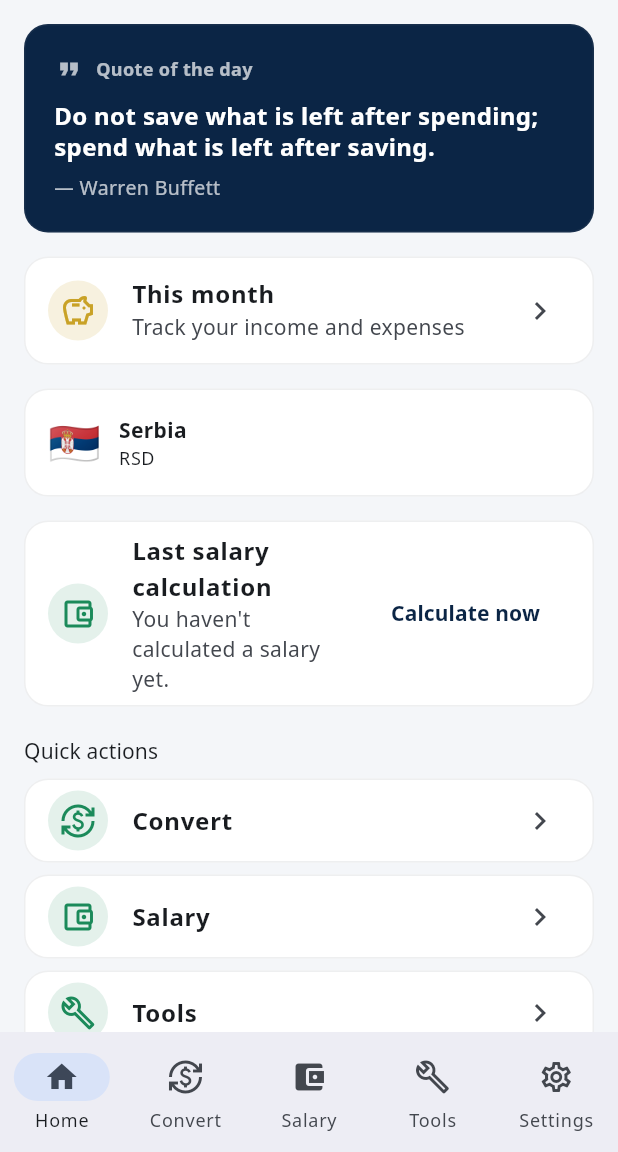
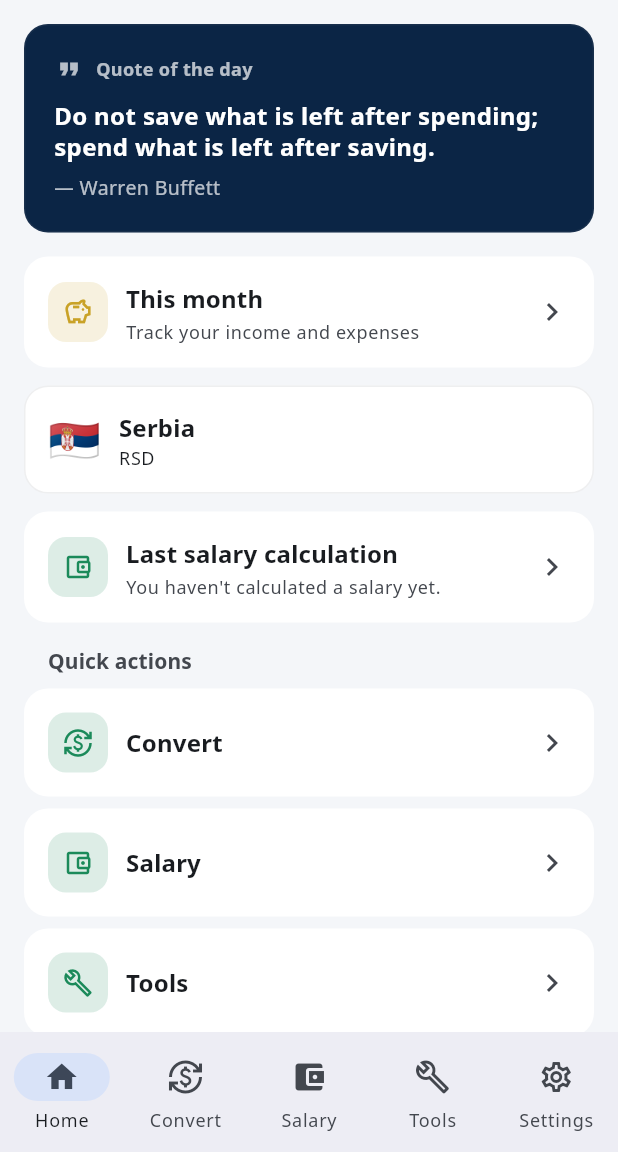
Before and after one commit to goranbalsic/salary-currency-pro, a Flutter app: the screen it shows after launch, after a tap on "Skip", on a phone screen of 412 x 824 dp, the part 84-1236 px from its top. Run offline on Flutter 3.47's test engine with Material 3 defaults, Android fonts, the phone set to English and light mode, and no system bars; our stand-ins replace fl_chart, flutter_local_notifications, in_app_purchase, pdf, printing, shared_preferences and 1 more; missing offline and left inert: home_widget, in_app_purchase_platform_interface, mobile_scanner, workmanager; network calls fail; statements that could not run were skipped.

Commit message:
Checkpoint 3 group 1: redesign onboarding + dashboard/nav shell
Home screen: replaces the ad hoc Card+ListTile rows (last salary,
expense-tracker empty state, quick actions, recently used) with the
shared AppListRow widget from Checkpoint 2, so every navigable row uses
the same icon-container/title/subtitle/chevron layout instead of each
tile hand-building its own CircleAvatar+ListTile. Section labels now use
AppSectionHeader. Icon colors switch from hardcoded AppColors constants
to theme roles (colorScheme.tertiary/secondary/primary) so they adapt
correctly in dark mode. Removes now-dead _ShortcutTile/_RecentEntryTile
classes.

Onboarding: fixes the same class of hardcoded-color bug the theme
checkpoint fixed for buttons — the privacy page's lock icon was pinned
to light-mode moneyGreen in both themes; now uses colorScheme.tertiary.
Goal-card corner radius pulled from the new AppRadius token.

Root shell (nav bar/app bar) was already fully theme-driven — no
changes needed there.

flutter test -j 1: 525/525 passing. flutter analyze: clean (same 3
pre-existing notices). No strings changed, l10n parity unaffected.

Co-Authored-By: Claude Sonnet 5 <noreply@anthropic.com>

```diff
--- a/lib/screens/home/home_screen.dart
+++ b/lib/screens/home/home_screen.dart
@@ -13,6 +13,8 @@ import '../../services/expense_service.dart';
 import '../../services/history_service.dart';
 import '../../services/quote_service.dart';
 import '../../theme/app_theme.dart';
+import '../../widgets/app_list_row.dart';
+import '../../widgets/app_section_header.dart';
 import '../expenses/expense_tracker_screen.dart';
 
 /// Which bottom-nav tab a tap on a history entry should open. Toolkit
@@ -111,12 +113,12 @@ class _HomeScreenState extends State<HomeScreen> {
     final localeCode = Localizations.localeOf(context).languageCode;
 
     return SingleChildScrollView(
-      padding: const EdgeInsets.all(16),
+      padding: const EdgeInsets.all(AppSpacing.lg),
       child: Column(
         crossAxisAlignment: CrossAxisAlignment.stretch,
         children: [
           if (_loaded && _quote != null) _QuoteCard(quote: _quote!, l10n: l10n, localeCode: localeCode),
-          if (_loaded && _quote != null) const SizedBox(height: 16),
+          if (_loaded && _quote != null) const SizedBox(height: AppSpacing.lg),
           if (_loaded) ...[
             _ExpenseOverviewCard(
               summaries: _monthSummaries,
@@ -125,44 +127,48 @@ class _HomeScreenState extends State<HomeScreen> {
                 appPageRoute((_) => const ExpenseTrackerScreen()),
               ),
             ),
-            const SizedBox(height: 16),
+            const SizedBox(height: AppSpacing.md),
           ],
           _CountryCard(country: _country, l10n: l10n),
           if (_loaded) ...[
-            const SizedBox(height: 16),
+            const SizedBox(height: AppSpacing.md),
             _LastSalaryCard(
               entry: _lastSalary,
               l10n: l10n,
               onTap: () => widget.onNavigate(2),
             ),
           ],
-          const SizedBox(height: 20),
-          Text(l10n.homeQuickActions, style: Theme.of(context).textTheme.titleSmall),
-          const SizedBox(height: 8),
-          _ShortcutTile(
+          AppSectionHeader(l10n.homeQuickActions),
+          AppListRow(
             icon: Icons.currency_exchange,
-            label: l10n.navConvert,
+            title: l10n.navConvert,
             onTap: () => widget.onNavigate(1),
           ),
-          _ShortcutTile(
+          const SizedBox(height: AppSpacing.sm),
+          AppListRow(
             icon: Icons.account_balance_wallet_outlined,
-            label: l10n.navSalary,
+            title: l10n.navSalary,
             onTap: () => widget.onNavigate(2),
           ),
-          _ShortcutTile(
+          const SizedBox(height: AppSpacing.sm),
+          AppListRow(
             icon: Icons.build_outlined,
-            label: l10n.navTools,
+            title: l10n.navTools,
             onTap: () => widget.onNavigate(3),
           ),
           if (_recent.isNotEmpty) ...[
-            const SizedBox(height: 20),
-            Text(l10n.homeRecentlyUsed, style: Theme.of(context).textTheme.titleSmall),
-            const SizedBox(height: 8),
-            for (final entry in _recent)
-              _RecentEntryTile(
-                entry: entry,
+            AppSectionHeader(l10n.homeRecentlyUsed),
+            for (final entry in _recent) ...[
+              AppListRow(
+                icon: Icons.history,
+                iconColor: Theme.of(context).colorScheme.primary,
+                title: entry.title,
+                subtitle:
+                    '${entry.summary} · ${DateFormat.MMMd().add_Hm().format(entry.timestamp)}',
                 onTap: () => widget.onNavigate(_tabIndexForTool(entry.toolId)),
               ),
+              const SizedBox(height: AppSpacing.sm),
+            ],
           ],
         ],
       ),
@@ -179,59 +185,14 @@ class _LastSalaryCard extends StatelessWidget {
   @override
   Widget build(BuildContext context) {
     final e = entry;
-    if (e == null) {
-      return Card(
-        child: ListTile(
-          leading: CircleAvatar(
-            backgroundColor: AppColors.moneyGreen.withValues(alpha: 0.12),
-            child: const Icon(Icons.account_balance_wallet_outlined, color: AppColors.moneyGreen),
-          ),
-          title: Text(l10n.homeLastSalaryTitle, style: const TextStyle(fontWeight: FontWeight.w600)),
-          subtitle: Text(l10n.homeLastSalaryEmpty),
-          trailing: TextButton(
-            onPressed: onTap,
-            child: Text(l10n.homeLastSalaryCta),
-          ),
-          onTap: onTap,
-        ),
-      );
-    }
-    final timeFmt = DateFormat.MMMd().add_Hm();
-    return Card(
-      child: ListTile(
-        leading: CircleAvatar(
-          backgroundColor: AppColors.moneyGreen.withValues(alpha: 0.12),
-          child: const Icon(Icons.account_balance_wallet_outlined, color: AppColors.moneyGreen),
-        ),
-        title: Text(l10n.homeLastSalaryTitle, style: const TextStyle(fontWeight: FontWeight.w600)),
-        subtitle: Text('${e.summary} · ${timeFmt.format(e.timestamp)}'),
-        trailing: const Icon(Icons.chevron_right),
-        onTap: onTap,
-      ),
-    );
-  }
-}
-
-class _RecentEntryTile extends StatelessWidget {
-  final HistoryEntry entry;
-  final VoidCallback onTap;
-  const _RecentEntryTile({required this.entry, required this.onTap});
-
-  @override
-  Widget build(BuildContext context) {
-    final timeFmt = DateFormat.MMMd().add_Hm();
-    return Card(
-      margin: const EdgeInsets.only(bottom: 8),
-      child: ListTile(
-        leading: CircleAvatar(
-          backgroundColor: AppColors.navy.withValues(alpha: 0.12),
-          child: const Icon(Icons.history, color: AppColors.navy),
-        ),
-        title: Text(entry.title, style: const TextStyle(fontWeight: FontWeight.w600)),
-        subtitle: Text('${entry.summary} · ${timeFmt.format(entry.timestamp)}'),
-        trailing: const Icon(Icons.chevron_right),
-        onTap: onTap,
-      ),
+    return AppListRow(
+      icon: Icons.account_balance_wallet_outlined,
+      iconColor: Theme.of(context).colorScheme.tertiary,
+      title: l10n.homeLastSalaryTitle,
+      subtitle: e == null
+          ? l10n.homeLastSalaryEmpty
+          : '${e.summary} · ${DateFormat.MMMd().add_Hm().format(e.timestamp)}',
+      onTap: onTap,
     );
   }
 }
@@ -287,30 +248,27 @@ class _ExpenseOverviewCard extends StatelessWidget {
   @override
   Widget build(BuildContext context) {
     if (summaries.isEmpty) {
-      return Card(
-        child: ListTile(
-          leading: CircleAvatar(
-            backgroundColor: AppColors.gold.withValues(alpha: 0.15),
-            child: const Icon(Icons.savings_outlined, color: AppColors.gold),
-          ),
-          title: Text(l10n.homeExpenseTrackerTitle, style: const TextStyle(fontWeight: FontWeight.w600)),
-          subtitle: Text(l10n.homeExpenseTrackerCtaEmpty),
-          trailing: const Icon(Icons.chevron_right),
-          onTap: onTap,
-        ),
+      return AppListRow(
+        icon: Icons.savings_outlined,
+        iconColor: Theme.of(context).colorScheme.secondary,
+        title: l10n.homeExpenseTrackerTitle,
+        subtitle: l10n.homeExpenseTrackerCtaEmpty,
+        onTap: onTap,
       );
     }
 
     final s = summaries.first;
     final fmt = NumberFormat.currency(symbol: '${s.currencyCode} ', decimalDigits: 0);
-    final balanceColor = s.balance >= 0 ? AppColors.moneyGreen : AppColors.alertRed;
+    final balanceColor = s.balance >= 0
+        ? Theme.of(context).colorScheme.tertiary
+        : Theme.of(context).colorScheme.error;
 
     return Card(
       child: InkWell(
-        borderRadius: BorderRadius.circular(16),
+        borderRadius: BorderRadius.circular(AppRadius.lg),
         onTap: onTap,
         child: Padding(
-          padding: const EdgeInsets.all(16),
+          padding: const EdgeInsets.all(AppSpacing.lg),
           child: Column(
             crossAxisAlignment: CrossAxisAlignment.stretch,
             children: [
@@ -318,11 +276,11 @@ class _ExpenseOverviewCard extends StatelessWidget {
                 mainAxisAlignment: MainAxisAlignment.spaceBetween,
                 children: [
                   Text(l10n.homeExpenseTrackerTitle,
-                      style: const TextStyle(fontWeight: FontWeight.w600)),
+                      style: Theme.of(context).textTheme.titleMedium),
                   Icon(Icons.chevron_right, color: Theme.of(context).colorScheme.outline),
                 ],
               ),
-              const SizedBox(height: 10),
+              const SizedBox(height: AppSpacing.sm),
               Row(
                 mainAxisAlignment: MainAxisAlignment.spaceBetween,
                 children: [
@@ -358,17 +316,17 @@ class _CountryCard extends StatelessWidget {
   Widget build(BuildContext context) {
     return Card(
       child: Padding(
-        padding: const EdgeInsets.all(16),
+        padding: const EdgeInsets.all(AppSpacing.lg),
         child: Row(
           children: [
             Text(country.flagEmoji, style: const TextStyle(fontSize: 28)),
-            const SizedBox(width: 12),
+            const SizedBox(width: AppSpacing.md),
             Expanded(
               child: Column(
                 crossAxisAlignment: CrossAxisAlignment.start,
                 children: [
                   Text(localizedCountryName(l10n, country.id),
-                      style: const TextStyle(fontWeight: FontWeight.w700)),
+                      style: Theme.of(context).textTheme.titleMedium),
                   Text(
                     country.currencyCode,
                     style: Theme.of(context).textTheme.bodySmall,
@@ -382,26 +340,3 @@ class _CountryCard extends StatelessWidget {
     );
   }
 }
-
-class _ShortcutTile extends StatelessWidget {
-  final IconData icon;
-  final String label;
-  final VoidCallback onTap;
-  const _ShortcutTile({required this.icon, required this.label, required this.onTap});
-
-  @override
-  Widget build(BuildContext context) {
-    return Card(
-      margin: const EdgeInsets.only(bottom: 8),
-      child: ListTile(
-        leading: CircleAvatar(
-          backgroundColor: AppColors.moneyGreen.withValues(alpha: 0.12),
-          child: Icon(icon, color: AppColors.moneyGreen),
-        ),
-        title: Text(label, style: const TextStyle(fontWeight: FontWeight.w600)),
-        trailing: const Icon(Icons.chevron_right),
-        onTap: onTap,
-      ),
-    );
-  }
-}
--- a/lib/screens/onboarding/onboarding_screen.dart
+++ b/lib/screens/onboarding/onboarding_screen.dart
@@ -292,7 +292,11 @@ class _PrivacyPage extends StatelessWidget {
             child: Column(
               mainAxisAlignment: MainAxisAlignment.center,
               children: [
-                Icon(Icons.lock_outline, size: 64, color: AppColors.moneyGreen),
+                Icon(
+                  Icons.lock_outline,
+                  size: 64,
+                  color: Theme.of(context).colorScheme.tertiary,
+                ),
                 const SizedBox(height: 24),
                 Text(
                   l10n.onboardingPrivacyTitle,
@@ -417,7 +421,7 @@ class _GoalCard extends StatelessWidget {
     return Card(
       color: selected ? colorScheme.primaryContainer.withValues(alpha: 0.5) : null,
       shape: RoundedRectangleBorder(
-        borderRadius: BorderRadius.circular(16),
+        borderRadius: BorderRadius.circular(AppRadius.lg),
         side: BorderSide(color: selected ? colorScheme.primary : Colors.transparent, width: 2),
       ),
       child: ListTile(
```
Also changed, not shown: _redesign_evidence/checkpoint3_group1_onboarding-dashboard/01_home_top_dark_after.jpg (added), _redesign_evidence/checkpoint3_group1_onboarding-dashboard/02_home_scrolled_dark_after.jpg (added).
